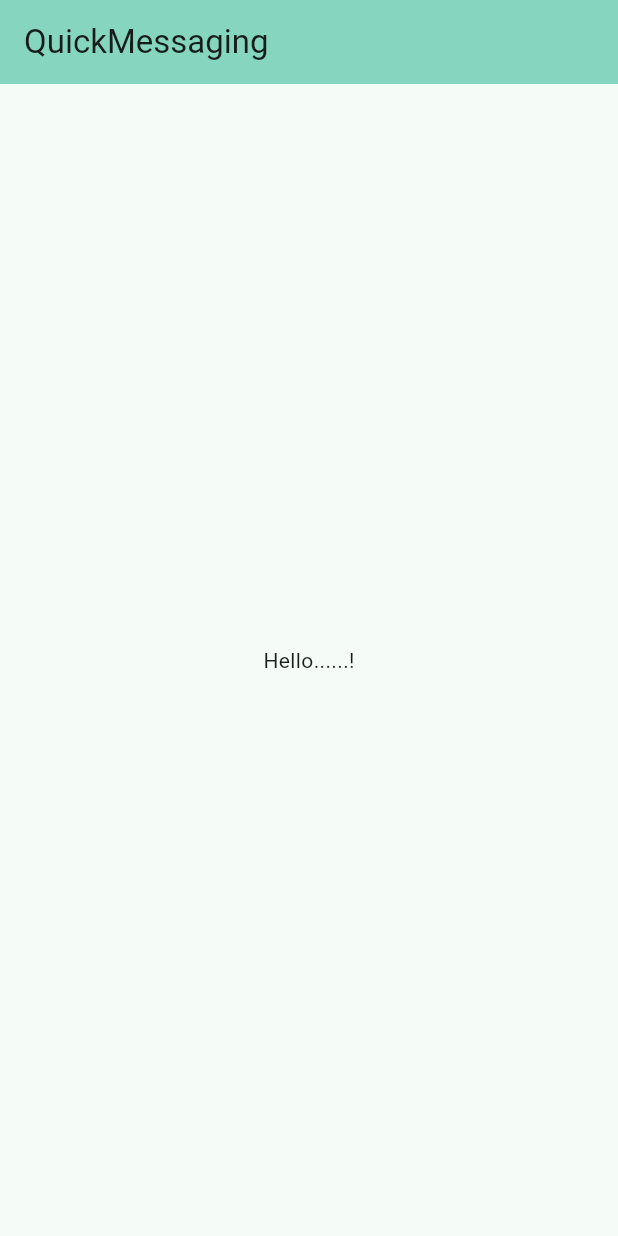
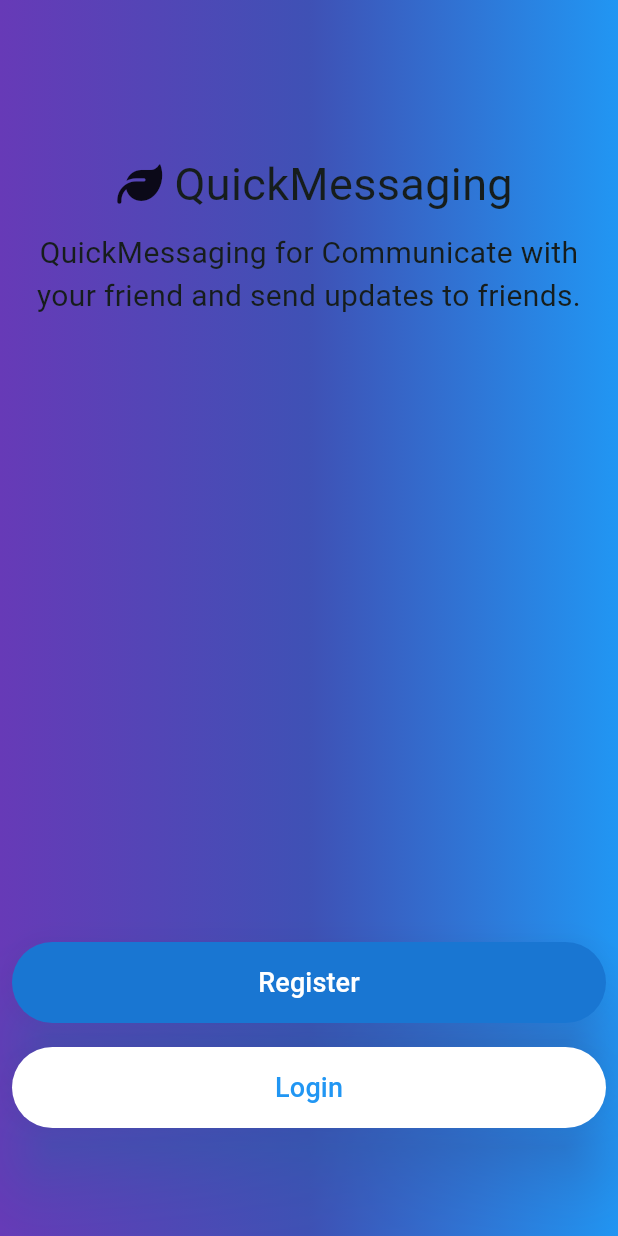
Before and after one commit to HimanshuJadav77/QuickMessaging, a Flutter app: the screen it shows after launch, on a phone screen of 412 x 824 dp. Run offline on Flutter 3.47's test engine with Material 3 defaults, Android fonts, the phone set to English and light mode, and no system bars; our stand-ins replace firebase_auth, firebase_core, font_awesome_flutter; accounts and stored records are empty.

Commit message:
Create On 3 Dec 24 Login Register UI

```diff
--- /dev/null
+++ b/lib/Logins/logreg.dart
@@ -0,0 +1,133 @@
+import 'package:flutter/material.dart';
+import 'package:font_awesome_flutter/font_awesome_flutter.dart';
+import 'package:quickmsg/Logins/register.dart';
+import 'package:quickmsg/Ui/elvb.dart';
+
+import 'login.dart';
+
+class LogReg extends StatefulWidget {
+  const LogReg({super.key});
+
+  @override
+  State<LogReg> createState() => _LogRegState();
+}
+
+class _LogRegState extends State<LogReg> {
+  @override
+  Widget build(BuildContext context) {
+    logregcontainer(child, bool lr) {
+      return showBottomSheet(
+        sheetAnimationStyle:
+            AnimationStyle(duration: const Duration(milliseconds: 700)),
+        enableDrag: true,
+        showDragHandle: true,
+        elevation: 20,
+        backgroundColor: Colors.white,
+        context: context,
+        builder: (context) {
+          return SingleChildScrollView(
+            physics: const ScrollPhysics(parent: RangeMaintainingScrollPhysics()),
+            child: SizedBox(
+              height: double.maxFinite,
+              width: double.maxFinite,
+              child: Center(
+                child: child,
+              ),
+            ),
+          );
+        },
+      );
+    }
+
+    Widget? child;
+    return Scaffold(
+      body: Container(
+        height: double.maxFinite,
+        width: double.infinity,
+        decoration: const BoxDecoration(
+            gradient: LinearGradient(tileMode: TileMode.decal, colors: [
+              Colors.deepPurple,
+              Colors.indigo,
+              Colors.blue,
+            ]),
+            color: Colors.blue),
+        child: ListView(
+          //mainAxisAlignment: MainAxisAlignment.center,
+          children: [
+            const SizedBox(
+              height: 100,
+            ),
+            const Row(
+              mainAxisAlignment: MainAxisAlignment.center,
+              children: [
+                Padding(
+                  padding: EdgeInsets.all(8.0),
+                  child: FaIcon(
+                    FontAwesomeIcons.leaf,
+                    size: 30,
+                  ),
+                ),
+                Text(
+                  "QuickMessaging",
+                  style: TextStyle(fontSize: 30),
+                )
+              ],
+            ),
+            const Padding(
+              padding: EdgeInsets.all(8.0),
+              child: Text(
+                textAlign: TextAlign.center,
+                "QuickMessaging for Communicate with your friend and send updates to friends.",
+                style: TextStyle(fontSize: 20),
+              ),
+            ),
+            const SizedBox(
+              height: 60,
+            ),
+            SizedBox(
+              height: 500,
+              child: Stack(
+                children: [
+                  Positioned(
+                    top: 340,
+                    left: 0,
+                    right: 0,
+                    bottom: 90,
+                    child: Elvb(
+                      backgroundcolor: Colors.blue.shade700,
+                      foregroundcolor: Colors.white,
+                      onpressed: () {
+                        setState(() {
+                          child = const Register();
+                          logregcontainer(child, true);
+                        });
+                      },
+                      name: "Register",
+                    ),
+                  ),
+                  Positioned(
+                    top: 410,
+                    left: 0,
+                    right: 0,
+                    bottom: 20,
+                    child: Elvb(
+                      onpressed: () {
+                        setState(() {
+                          child = const Login();
+                          logregcontainer(child, false);
+                        });
+                      },
+                      name: "Login",
+                      foregroundcolor: Colors.blue,
+                      backgroundcolor: Colors.white,
+                    ),
+                  ),
+                ],
+              ),
+            ),
+          ],
+        ),
+      ),
+    );
+  }
+}
--- /dev/null
+++ b/lib/Ui/elvb.dart
@@ -0,0 +1,38 @@
+import 'package:flutter/material.dart';
+
+class Elvb extends StatelessWidget {
+  const Elvb(
+      {super.key,
+      required this.onpressed,
+      required this.name,
+      required this.foregroundcolor,
+      required this.backgroundcolor});
+
+  final VoidCallback onpressed;
+  final String name;
+  final Color foregroundcolor;
+  final Color backgroundcolor;
+
+  @override
+  Widget build(BuildContext context) {
+    return Padding(
+      padding: const EdgeInsets.all(8.0),
+      child: SizedBox(
+        height: 50,
+        width: double.maxFinite,
+        child: ElevatedButton(
+            style: ElevatedButton.styleFrom(
+              backgroundColor: backgroundcolor,
+              foregroundColor: foregroundcolor,
+              elevation: 20,
+              shadowColor: Colors.blueAccent,
+            ),
+            onPressed: onpressed,
+            child: Text(
+              name,
+              style: const TextStyle(fontSize: 18),
+            )),
+      ),
+    );
+  }
+}
--- a/lib/main.dart
+++ b/lib/main.dart
@@ -1,5 +1,6 @@
 import 'package:flutter/material.dart';
 import 'package:firebase_core/firebase_core.dart';
+import 'package:quickmsg/Logins/logreg.dart';
 import 'firebase_options.dart';
 
 void main() async {
@@ -19,7 +20,7 @@ class Quickmsg extends StatelessWidget {
       debugShowCheckedModeBanner: false,
       title: 'QuickMessaging',
       theme: ThemeData(
-        colorScheme: ColorScheme.fromSeed(seedColor: Colors.tealAccent),
+        colorScheme: ColorScheme.fromSeed(seedColor: Colors.teal),
         useMaterial3: true,
       ),
       home: const Home(),
@@ -37,19 +38,8 @@ class Home extends StatefulWidget {
 class _HomeState extends State<Home> {
   @override
   Widget build(BuildContext context) {
-    return Scaffold(
-      appBar: AppBar(
-        backgroundColor: Theme.of(context).colorScheme.inversePrimary,
-        title: const Text("QuickMessaging"),
-      ),
-      body: const Center(
-        child: Column(
-          mainAxisAlignment: MainAxisAlignment.center,
-          children: [
-            Text('Hello......!'),
-          ],
-        ),
-      ),
+    return  const Scaffold(
+      body: LogReg(),
     );
   }
 }
```
Also changed, not shown: lib/Logins/login.dart (added, +134 -0 lines), lib/Logins/register.dart (added, +190 -0 lines), lib/Ui/snackbar.dart (added, +16 -0 lines), pubspec.yaml (+9 -2 lines), assets/fonts/karsyu.ttf (added), assets/images/login.png (added), lib/HomeScreens/home.dart (added), pubspec.lock, 4 other files.
